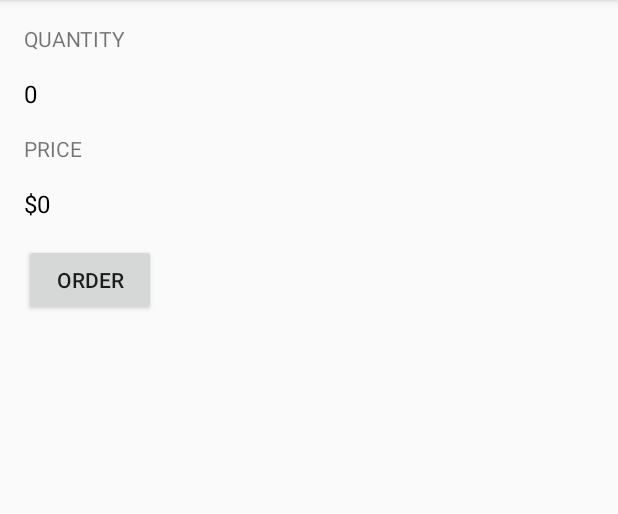
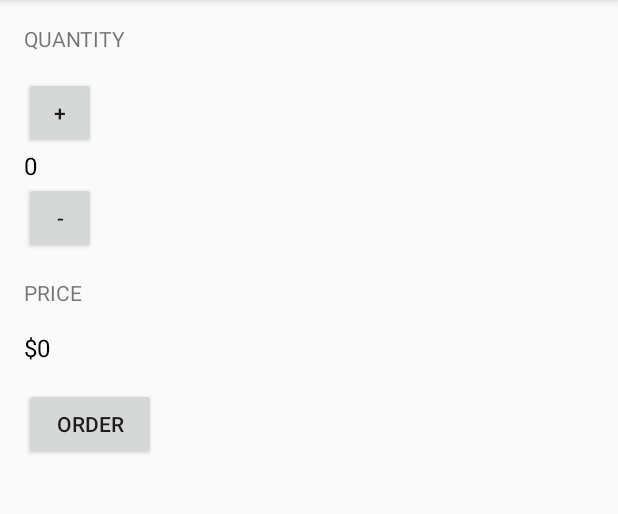
Before and after one commit to showcheap/iak-beginner-2, an Android app: the screen it shows after launch (MainActivity), on a phone screen of 412 x 824 dp, the part 84-598 px from its top. Run offline under Robolectric (Android 15) with nearby library versions, the phone set to English and light mode, and no system bars.

Commit message:
Local Variable Increment & Decrement

```diff
--- a/app/src/main/res/layout/activity_main.xml
+++ b/app/src/main/res/layout/activity_main.xml
@@ -18,6 +18,12 @@
         android:layout_marginBottom="16dp"
         android:text="Quantity" />
 
+    <Button
+        android:text="+"
+        android:layout_width="48dp"
+        android:layout_height="48dp"
+        android:onClick="tambahOrder"/>
+
     <TextView
         android:text="0"
         android:textSize="16sp"
@@ -25,6 +31,12 @@
         android:id="@+id/text_quantity"
         android:layout_width="match_parent"
         android:layout_height="wrap_content" />
+
+    <Button
+        android:text="-"
+        android:layout_width="48dp"
+        android:layout_height="48dp"
+        android:onClick="kurangiOrder"/>
 
     <TextView
         android:layout_marginTop="16dp"
```
Also changed, not shown: app/src/main/java/com/pringstudio/androidkejar2/MainActivity.java (+12 -0 lines).
